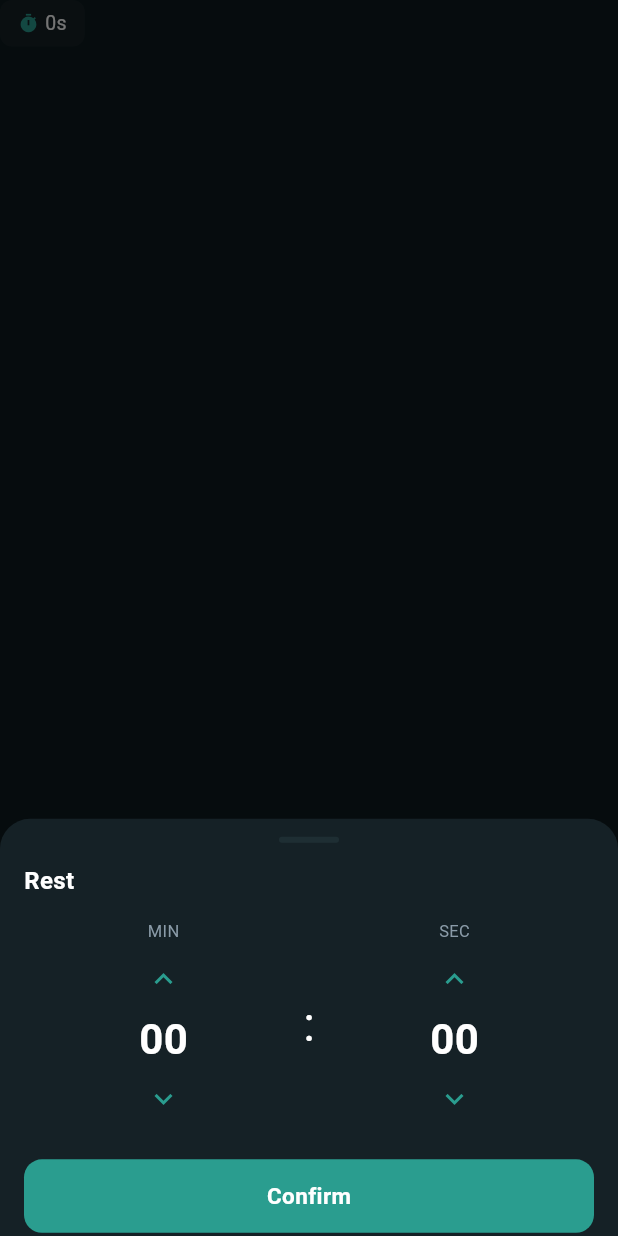
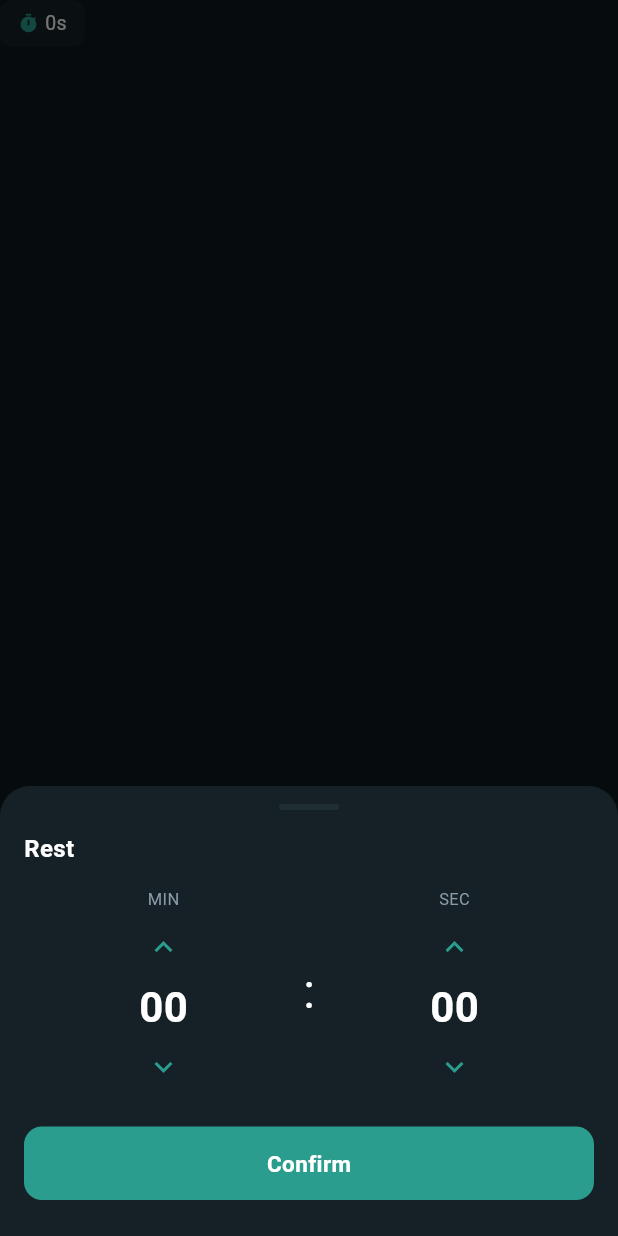
Before and after one commit to mgland/TwinCodes_NextRep, a Flutter app: the _RestPicker widget shown alone on an empty page, opened directly with empty values, after a tap on an icon or button, on a phone screen of 412 x 824 dp. Run offline on Flutter 3.47's test engine with Material 3 defaults, Android fonts, the phone set to English and light mode, and no system bars; our stand-ins replace hive_flutter; accounts and stored records are empty.

Commit message:
Fix the overflow error

```diff
--- a/lib/screens/create_workout_screen.dart
+++ b/lib/screens/create_workout_screen.dart
@@ -961,6 +961,7 @@ class _SetRowState extends State<_SetRow> {
     showModalBottomSheet(
       context: context,
       backgroundColor: Colors.transparent,
+      isScrollControlled: true,
       builder: (_) => _DurationPickerSheet(
         initial: initial,
         title: title,
@@ -1109,11 +1110,33 @@ class _DurationPickerSheetState extends State<_DurationPickerSheet> {
 
   @override
   Widget build(BuildContext context) {
-    return _Sheet(
-      title: widget.title,
+    final bottomInset = MediaQuery.of(context).padding.bottom;
+    return Container(
+        decoration: const BoxDecoration(
+          color: _surface,
+          borderRadius: BorderRadius.vertical(top: Radius.circular(20)),
+        ),
+        padding: EdgeInsets.fromLTRB(16, 12, 16, 24 + bottomInset),
         child: Column(
           mainAxisSize: MainAxisSize.min,
-        children: [
+          crossAxisAlignment: CrossAxisAlignment.stretch,
+          children: [
+            Center(
+              child: Container(
+                width: 40,
+                height: 4,
+                decoration: BoxDecoration(
+                  color: _surface2,
+                  borderRadius: BorderRadius.circular(2),
+                ),
+              ),
+            ),
+            const SizedBox(height: 14),
+            Text(
+              widget.title,
+              style: const TextStyle(color: Colors.white, fontSize: 16, fontWeight: FontWeight.w600),
+            ),
+            const SizedBox(height: 14),
             Row(
               children: [
                 Expanded(child: _SpinnerColumn(
@@ -1332,6 +1355,7 @@ class _RestPicker extends StatelessWidget {
       onTap: () => showModalBottomSheet(
         context: context,
         backgroundColor: Colors.transparent,
+        isScrollControlled: true,
         builder: (_) => _DurationPickerSheet(
           initial: value,
           title: label.isNotEmpty ? label : 'Rest Duration',
```
Lines whose indentation alone changed are shown as unchanged.
